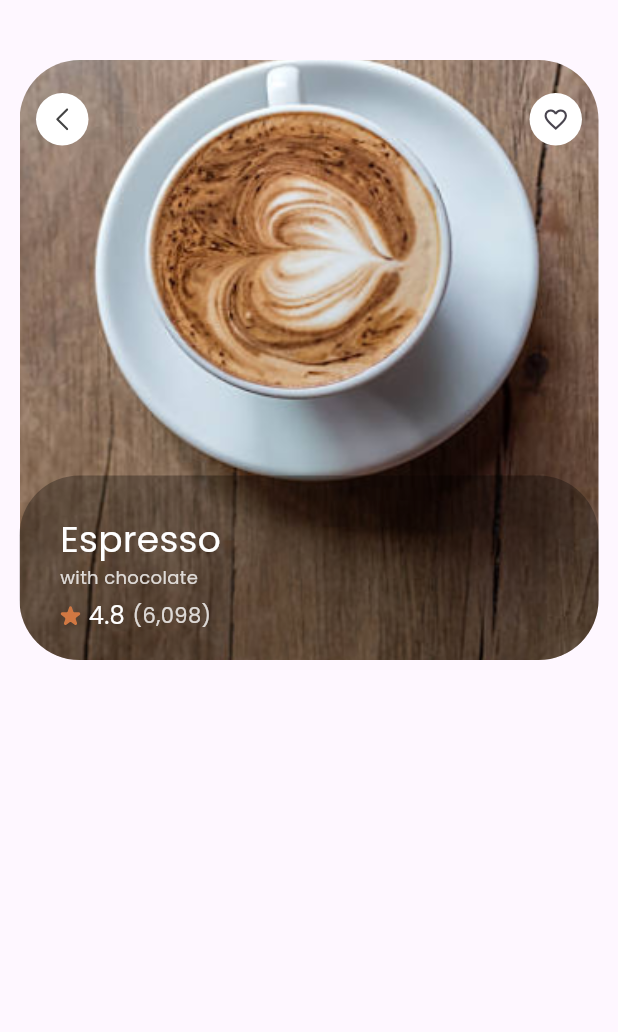
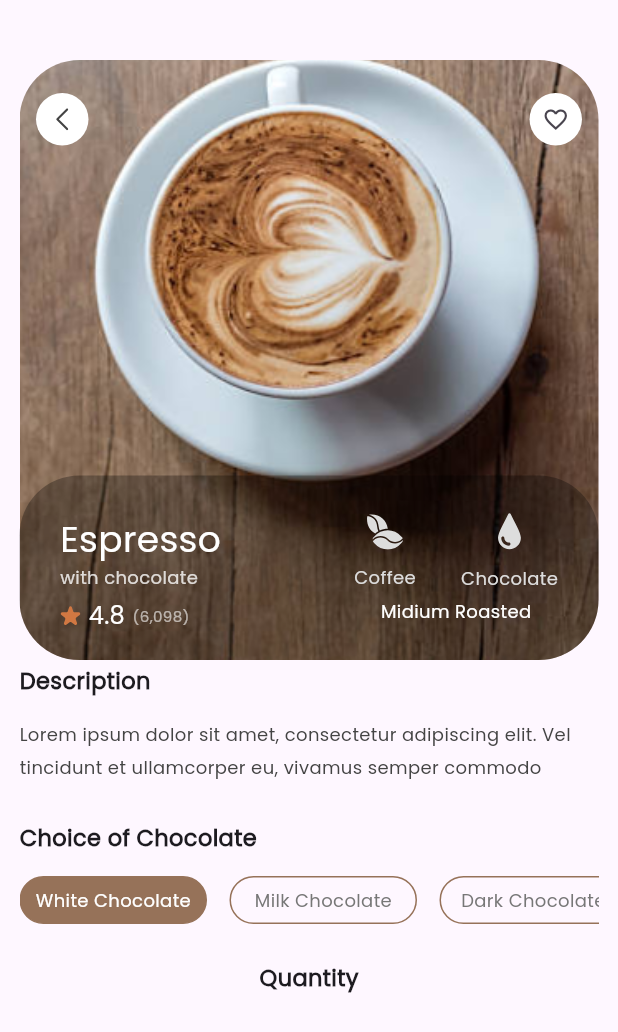
Before and after one commit to Samandarxon/coffee_app, a Flutter app: the DetailsScreen screen opened directly, on a phone screen of 412 x 824 dp. Shown: the top 1032 px of the screen. Run offline on Flutter 3.47's test engine with Material 3 defaults, Android fonts, the phone set to English and light mode, and no system bars; our stand-ins replace flutter_svg.

Commit message:
Description qismilari bo'lyapti

```diff
--- a/lib/screen/details_screen.dart
+++ b/lib/screen/details_screen.dart
@@ -9,6 +9,14 @@ class DetailsScreen extends StatefulWidget {
 }
 
 class _DetailsScreenState extends State<DetailsScreen> {
+List tip = [
+"White Chocolate",
+"Milk Chocolate",
+"Dark Chocolate",
+];
+
+int selectedtipIndex = 0;
+
   @override
   Widget build(BuildContext context) {
     return Scaffold(
@@ -84,6 +92,7 @@ class _DetailsScreenState extends State<DetailsScreen> {
                               color: Colors.black.withValues(alpha: 0.3),
                             ),
                             child: Row(
+                              mainAxisAlignment: MainAxisAlignment.spaceBetween,
                               children: [
                                 Column(
                                   crossAxisAlignment: CrossAxisAlignment.start,
@@ -109,30 +118,40 @@ class _DetailsScreenState extends State<DetailsScreen> {
                                     const SizedBox(height: 6),
                                     Row(
                                       children: [
-                                        SvgPicture.asset(
-                                          "assets/icons/Star.svg",
-                                        ),
+                                        SvgPicture.asset("assets/icons/Star.svg"),
                                         const SizedBox(width: 5),
-                                        Text(
-                                          "4.8",
-                                          style: TextStyle(
-                                            color: Colors.white,
-                                            fontSize: 16,
-                                            fontWeight: FontWeight.w400,
-                                          ),
-                                        ),
+                                        Text("4.8",style: TextStyle(color: Colors.white,fontSize: 16,fontWeight: FontWeight.w400)),
                                         const SizedBox(width: 5),
-                                        Text(
-                                          "(6,098)",
-                                          style: TextStyle(
-                                            color: Color(
-                                              0xffFFFFFF,
-                                            ).withValues(alpha: .8),
-                                          ),
+                                        Text("(6,098)",style: TextStyle(color: Color(0xffFFFFFF,).withValues(alpha: .6),fontSize: 10,fontWeight: FontWeight.w400),
                                         ),
                                       ],
                                     ),
-                                    Column(),
+                                  ],
+                                ),
+                                Column(
+                                  children: [
+                                    Row(
+                                      children: [
+                                      Column(
+                                        children: [
+                                          SvgPicture.asset("assets/icons/Group.svg"),
+                                          const SizedBox(height: 10,),
+                                          const Text("Coffee", style: TextStyle(color: Color(0xffDDDDDD), fontSize: 12, fontWeight: FontWeight.w400))
+                                        ],
+                                      ),
+                                      const SizedBox(width: 30,),
+                                      Column(
+                                        children: [
+                                          SvgPicture.asset("assets/icons/Vector.svg"),
+                                          const SizedBox(height: 10,),
+                                          const Text("Chocolate", style: TextStyle(color: Color(0xffDDDDDD), fontSize: 12, fontWeight: FontWeight.w400))
+                                        ],
+                                      ),
+
+                                    ],
+                                    ),
+                                    const SizedBox(height: 5,),
+                                    Text("Midium Roasted",style: TextStyle(color: Colors.white,fontSize: 12,fontWeight: FontWeight.w400)),
                                   ],
                                 ),
                               ],
@@ -141,6 +160,46 @@ class _DetailsScreenState extends State<DetailsScreen> {
                         ],
                       ),
                     ),
+                    const SizedBox(height: 3,),
+                    const Align(
+                      alignment: Alignment.topLeft,
+                      child: Text("Description",style:TextStyle(fontSize: 15,fontWeight: FontWeight.bold))),
+                    const SizedBox(height: 15,),
+                    const Text("Lorem ipsum dolor sit amet, consectetur adipiscing elit. Vel tincidunt et ullamcorper eu, vivamus semper commodo",
+                          style: TextStyle(height: 1.83,fontSize: 12,fontWeight: FontWeight.w400,color: Color(0xff444444)),),
+                    const SizedBox(height: 25,),
+                    const Align(alignment: Alignment.topLeft, child: Text("Choice of Chocolate",style:TextStyle(fontSize: 15,fontWeight: FontWeight.bold))),
+                    const SizedBox(height: 15,),
+                    Container(
+                      width: MediaQuery.of(context).size.width,
+                      height: 32,
+                      child: ListView.builder(
+                        itemCount: tip.length,
+                        scrollDirection: Axis.horizontal,
+                        itemBuilder: (context, index){
+                        return GestureDetector(
+                          onTap: () {
+                            setState(() {
+                              selectedtipIndex=index;
+                            });
+                          },
+                          child: Container(
+                            alignment: Alignment.center,
+                            margin: const EdgeInsets.only(right: 15),
+                            width: 125,
+                            height: 32,
+                            decoration: BoxDecoration(
+                              color: index==selectedtipIndex?Color(0xff967259):Colors.transparent,
+                              border: Border.all(width: 1, color: Color(0xff967259)),
+                              borderRadius: BorderRadius.circular(100)
+                            ),
+                            child: Text(tip[index],style: TextStyle(color : index==selectedtipIndex?Colors.white:Color(0xff777777),fontSize: 12,fontWeight: FontWeight.w500),),
+                          ),
+                        );
+                      },),
+                    ),
+                    const SizedBox(height: 25,),
+                    const Text("Quantity",style: TextStyle(fontSize: 15,fontWeight: FontWeight.bold),)
                   ],
                 ),
               ),
```
Also changed, not shown: assets/icons/Group.svg (added), assets/icons/Vector.svg (added).
